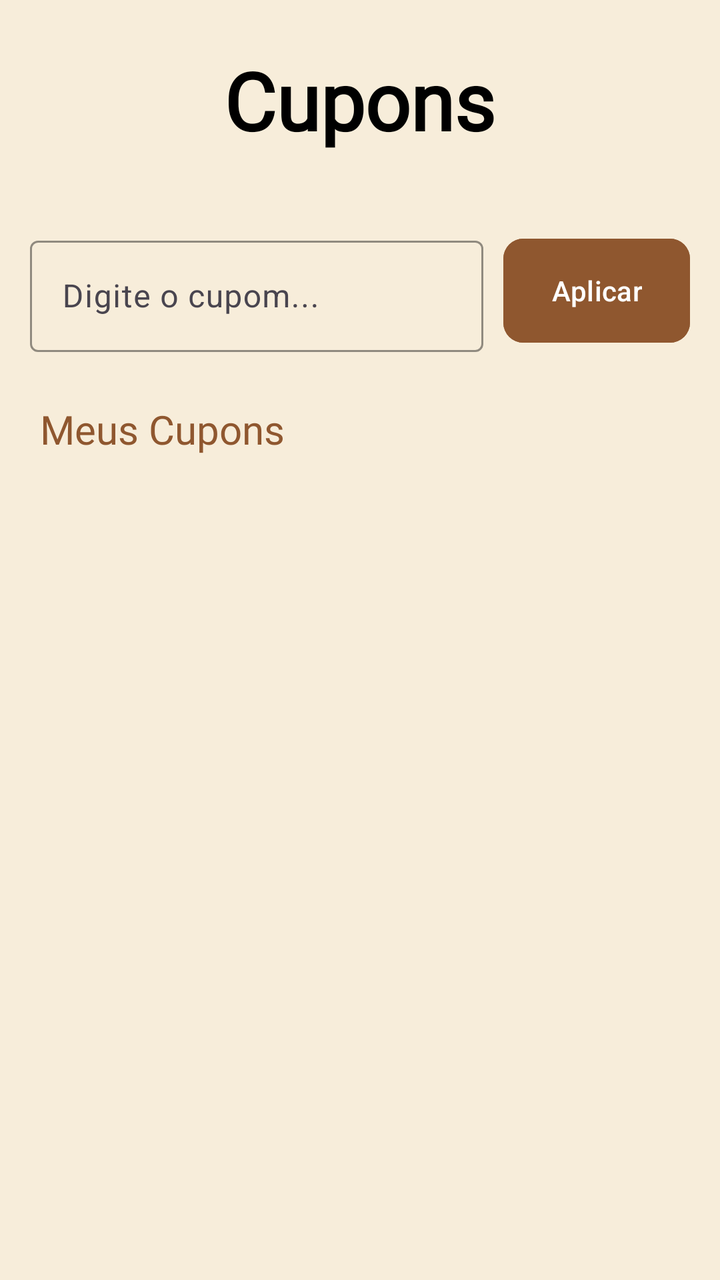
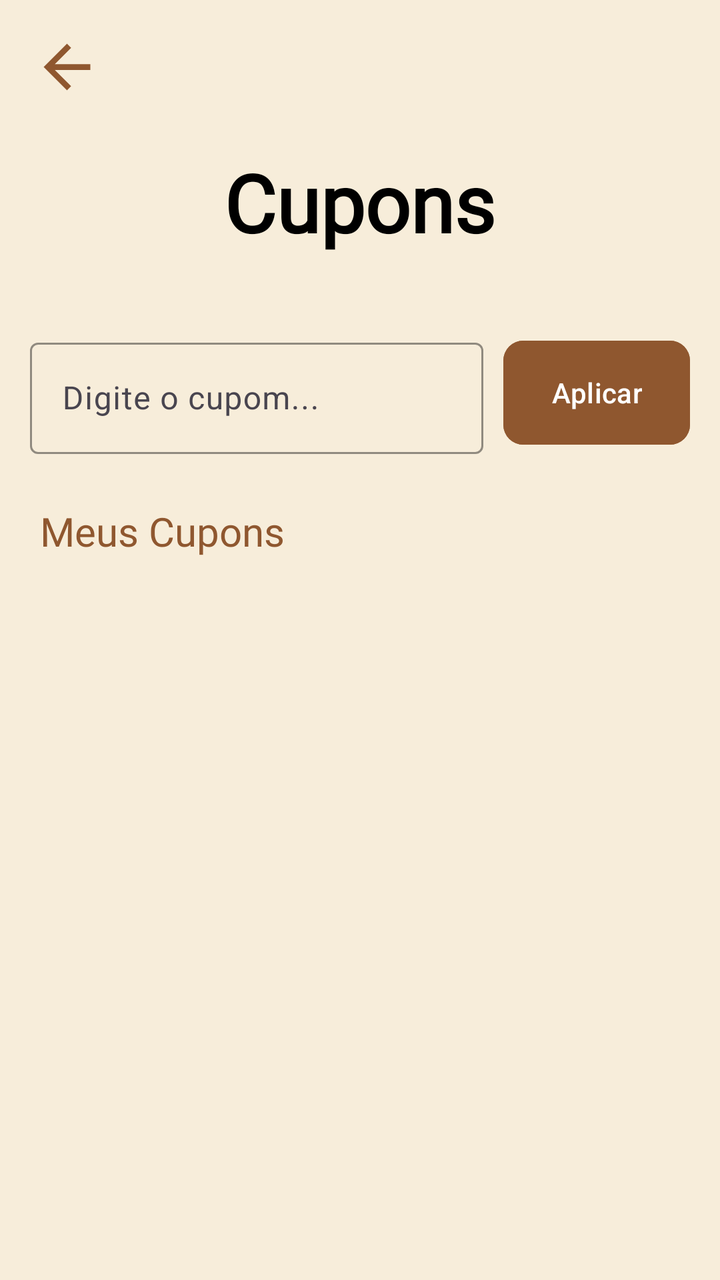

The first picture is an Android layout as it rendered before a commit; the second is the same layout after the commit. The layout source and the unified diff follow.
<!-- AndroidManifest.xml: application theme Theme.VangustApp -->
<!-- res/layout/fragment_cupom.xml -->
<?xml version="1.0" encoding="utf-8"?>
<LinearLayout xmlns:android="http://schemas.android.com/apk/res/android"
    xmlns:app="http://schemas.android.com/apk/res-auto"
    xmlns:tools="http://schemas.android.com/tools"
    android:layout_width="match_parent"
    android:layout_height="match_parent"
    android:background="#F7EDDA"
    android:orientation="vertical"
    tools:context=".CupomFragment">

    
    <LinearLayout
        android:layout_width="match_parent"
        android:layout_height="100dp"
        android:gravity="center"
        android:orientation="vertical">

        <TextView
            android:layout_width="wrap_content"
            android:layout_height="wrap_content"
            android:fontFamily="@font/oswald_regular"
            android:text="Cupons"
            android:textColor="@color/black"
            android:textSize="40sp"
            android:textStyle="bold" />
    </LinearLayout>

    
    <LinearLayout
        android:layout_width="match_parent"
        android:layout_height="wrap_content"
        android:orientation="horizontal"
        android:padding="15dp"
        android:gravity="center_vertical">

        <com.google.android.material.textfield.TextInputLayout
            android:layout_width="0dp"
            android:layout_height="wrap_content"
            android:layout_weight="1"
            android:hint="Digite o cupom..."
            app:boxStrokeColor="#8F572F"
            app:hintTextColor="#8F572F"
            app:cursorColor="#8F572F">

            <com.google.android.material.textfield.TextInputEditText
                android:id="@+id/txInserirCupom"
                android:inputType="textCapCharacters"
                android:layout_width="match_parent"
                android:layout_height="wrap_content" />
        </com.google.android.material.textfield.TextInputLayout>

        <com.google.android.material.button.MaterialButton
            android:id="@+id/btnAplicarCupom"
            android:layout_width="wrap_content"
            android:layout_height="60dp"
            android:layout_marginStart="10dp"
            android:text="Aplicar"
            android:backgroundTint="#8F572F"
            app:cornerRadius="10dp" />
    </LinearLayout>

    <TextView
        android:layout_width="wrap_content"
        android:layout_height="wrap_content"
        android:layout_marginLeft="20dp"
        android:layout_marginTop="10dp"
        android:fontFamily="@font/oswald_regular"
        android:text="Meus Cupons"
        android:textColor="#8F572F"
        android:textSize="20sp" />

    
    <androidx.recyclerview.widget.RecyclerView
        android:id="@+id/idRecCupons"
        android:layout_width="match_parent"
        android:layout_height="match_parent"
        android:layout_margin="10dp" />

</LinearLayout>
<!-- resources referenced by this layout -->
<resources>
  <color name="black">#FF000000</color>
  <style name="Theme.VangustApp" parent="Base.Theme.VangustApp" />
  <style name="Base.Theme.VangustApp" parent="Theme.Material3.DayNight.NoActionBar">
          
          
      </style>
</resources>

<!-- the commit's change to res/layout/fragment_cupom.xml (unified diff, before → after) -->
@@ -2,11 +2,22 @@
 <LinearLayout xmlns:android="http://schemas.android.com/apk/res/android"
     xmlns:app="http://schemas.android.com/apk/res-auto"
     xmlns:tools="http://schemas.android.com/tools"
+    android:id="@+id/main"
     android:layout_width="match_parent"
     android:layout_height="match_parent"
     android:background="#F7EDDA"
     android:orientation="vertical"
-    tools:context=".CupomFragment">
+    tools:context=".CupomActivity">
+
+    
+    <ImageView
+        android:id="@+id/btnVoltarCupom"
+        android:layout_width="35dp"
+        android:layout_height="35dp"
+        android:layout_marginStart="16dp"
+        android:layout_marginTop="16dp"
+        android:src="@drawable/baseline_arrow_back"
+        app:tint="#8F572F" />
 
     
     <LinearLayout
@@ -24,6 +35,7 @@
             android:textSize="40sp"
             android:textStyle="bold" />
     </LinearLayout>
+
 
     
     <LinearLayout
<!-- resource entries referenced after the edit -->
@@ -1,6 +1,12 @@
 <!-- resources referenced by this layout -->
 <resources>
   <color name="black">#FF000000</color>
+  <!-- drawable baseline_arrow_back (drawable) -->
+  <vector xmlns:android="http://schemas.android.com/apk/res/android" android:autoMirrored="true" android:height="24dp" android:tint="#000000" android:viewportHeight="24" android:viewportWidth="24" android:width="24dp">
+        
+      <path android:fillColor="@android:color/white" android:pathData="M20,11H7.83l5.59,-5.59L12,4l-8,8 8,8 1.41,-1.41L7.83,13H20v-2z"/>
+      
+  </vector>
   <style name="Theme.VangustApp" parent="Base.Theme.VangustApp" />
   <style name="Base.Theme.VangustApp" parent="Theme.Material3.DayNight.NoActionBar">
           
